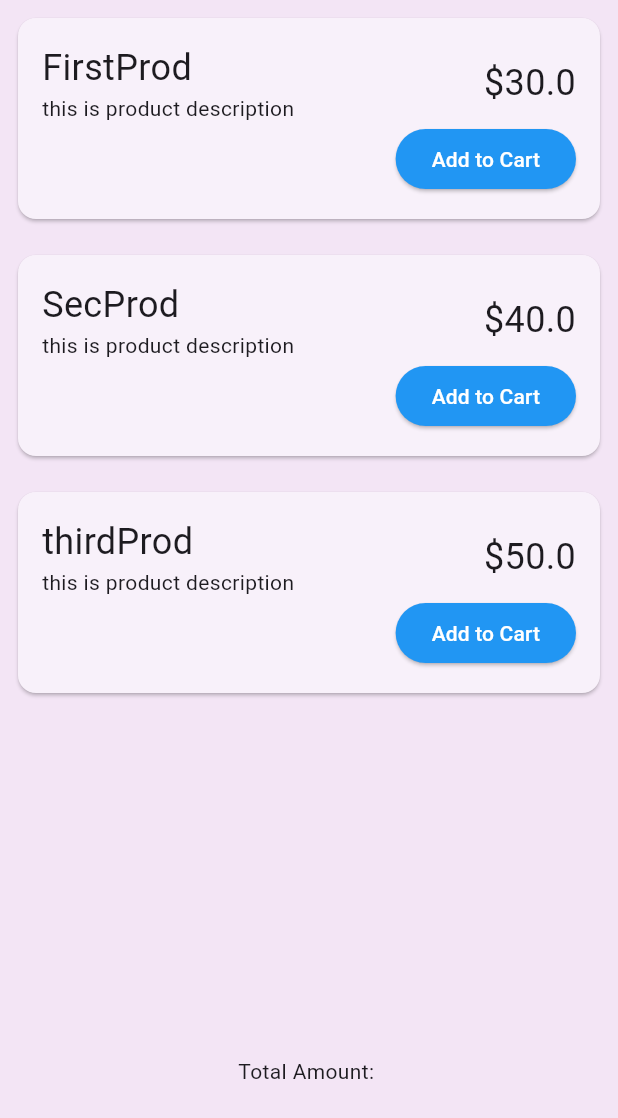
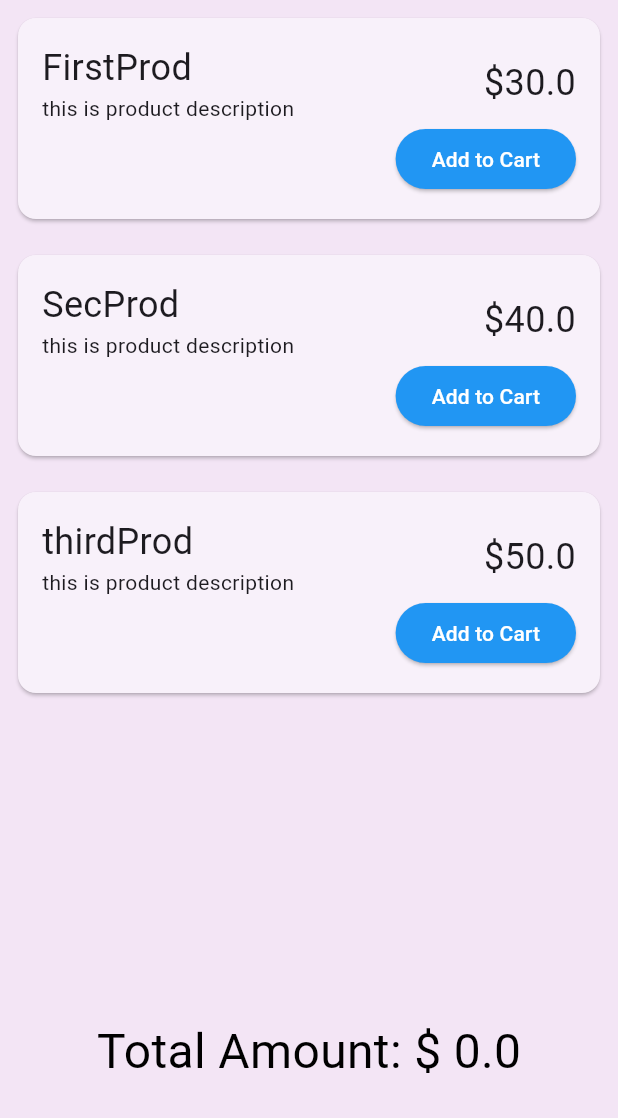
Before and after one commit to tanishksahni/online_shopee, a Flutter app: the screen it shows after launch, on a phone screen of 412 x 824 dp. Shown: the top 1118 px of the screen. Run offline on Flutter 3.47's test engine with Material 3 defaults, Android fonts, the phone set to English and light mode, and no system bars; our stand-ins replace get.

Commit message:
cart controller

```diff
--- /dev/null
+++ b/lib/controllers/cart_controller.dart
@@ -0,0 +1,12 @@
+import 'package:get/state_manager.dart';
+import 'package:online_shopee/models/product.dart';
+
+class CartController extends GetxController {
+  var cartItems = <Product>[].obs;
+  // int get count => cartItems.length;
+  double get totalPrice => cartItems.fold(0, (sum, item) => sum + item.price);
+
+  addToCart(Product product) {
+    cartItems.add(product);
+  }
+}
--- a/lib/views/shopping_page.dart
+++ b/lib/views/shopping_page.dart
@@ -1,13 +1,15 @@
 import 'package:flutter/material.dart';
 import 'package:get/get_state_manager/get_state_manager.dart';
 import 'package:get/instance_manager.dart';
+import 'package:online_shopee/controllers/cart_controller.dart';
 import 'package:online_shopee/controllers/shopping_controller.dart';
 
 class ShoppingPage extends StatelessWidget {
+  //controllers are based on functionality not on views
   // we can also use dependency injection
   final shoppingController = Get.put(ShoppingController());
   // final shoppingController = ShoppingController();
-  // final cartController = Get.put(CartController());
+  final cartController = Get.put(CartController());
 
   @override
   Widget build(BuildContext context) {
@@ -54,26 +56,15 @@
                               ),
                               ElevatedButton(
                                 onPressed: () {
-                                  // cartController
-                                  //     .addToCart(controller.products[index]);
+                                  cartController
+                                      .addToCart(controller.products[index]);
                                 },
                                 style: ElevatedButton.styleFrom(
                                   primary: Colors.blue,
                                   onPrimary: Colors.white,
                                 ),
-                                child: Text('Add to Cart'),
+                                child: const Text('Add to Cart'),
                               ),
-                              // Obx(() => IconButton(
-                              //       icon: controller
-                              //               .products[index].isFavorite.value
-                              //           ? Icon(Icons.check_box_rounded)
-                              //           : Icon(Icons
-                              //               .check_box_outline_blank_outlined),
-                              //       onPressed: () {
-                              //         controller.products[index].isFavorite
-                              //             .toggle();
-                              //       },
-                              //     ))
                             ],
                           ),
                         ),
@@ -81,8 +72,13 @@
                     });
               }),
             ),
-            Text('Total Amount: '),
-            SizedBox(
+            GetX<CartController>(builder: (controller) {
+              return  Text(
+                'Total Amount: \$ ${controller.totalPrice}',
+                style: TextStyle(fontSize: 32, color: Colors.black),
+              );
+            }),
+            const SizedBox(
               height: 100,
             ),
           ],
```
